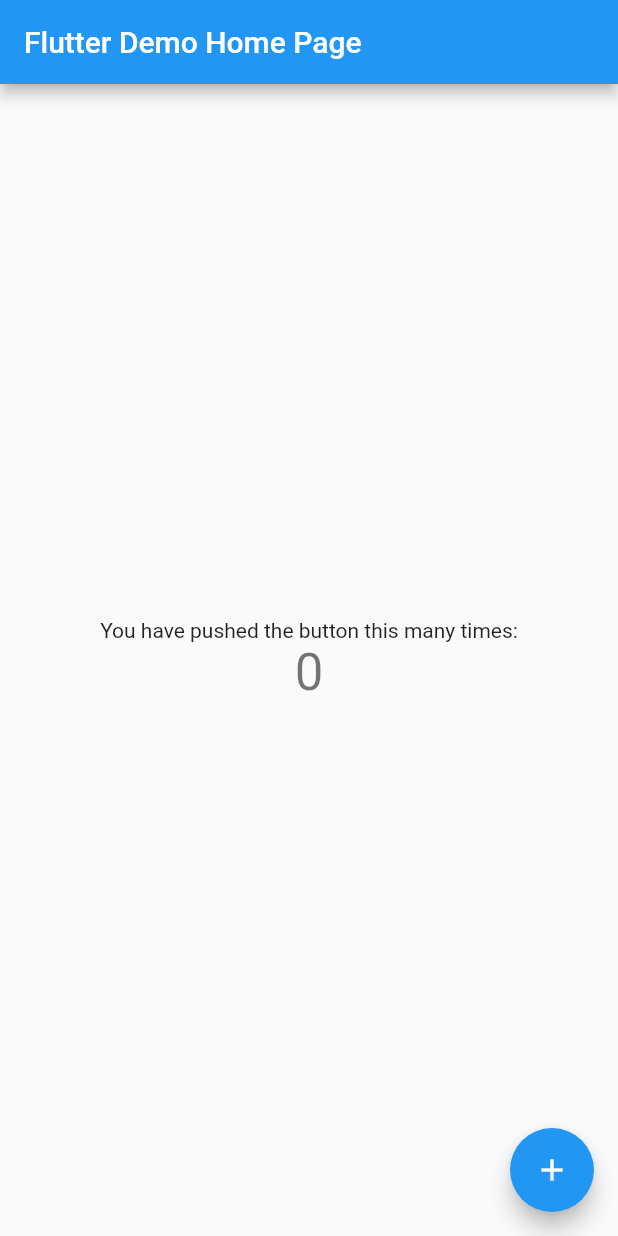
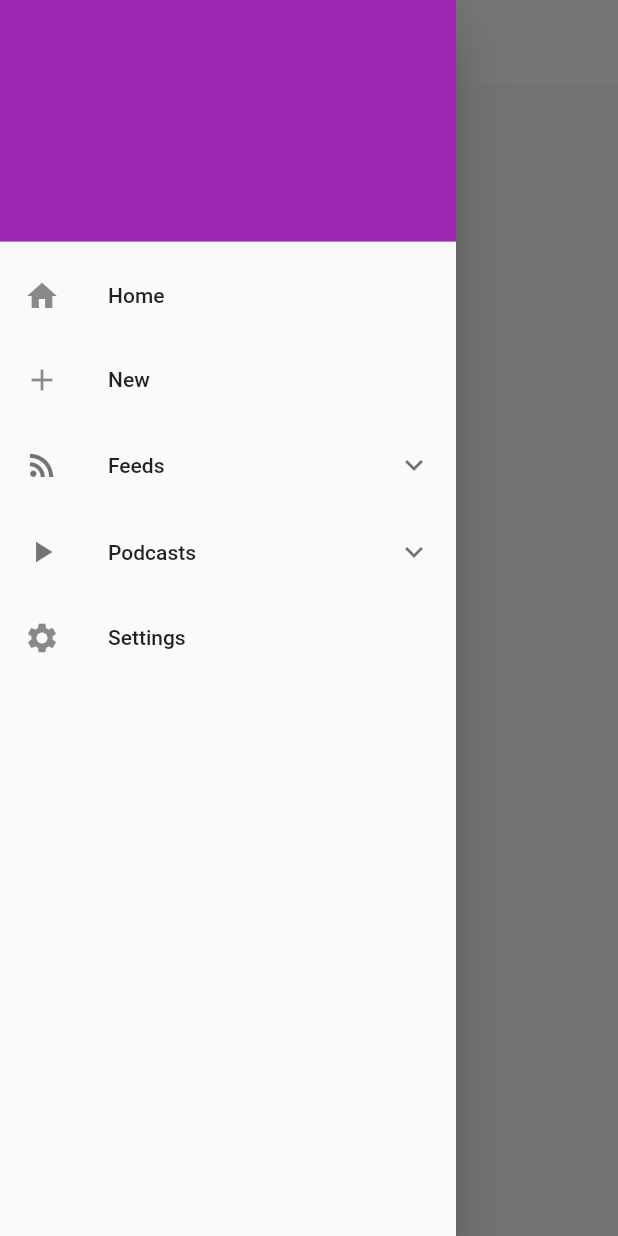
Before and after one commit to dpn982/hackerfeed, a Flutter app: the screen it shows after launch, with the side drawer open (before the commit the screen has no drawer), on a phone screen of 412 x 824 dp. Run offline on Flutter 3.47's test engine with Material 2 defaults, Android fonts, the phone set to English and light mode, and no system bars; our stand-ins replace shared_preferences.

Commit message:
Add navigation drawer

```diff
--- a/lib/main.dart
+++ b/lib/main.dart
@@ -1,117 +1,21 @@
 import 'package:flutter/material.dart';
+import 'package:hacker_feed/screens/home.dart';
 
 void main() {
   runApp(MyApp());
 }
 
 class MyApp extends StatelessWidget {
-  // This widget is the root of your application.
   @override
   Widget build(BuildContext context) {
     return MaterialApp(
-      title: 'Flutter Demo',
+      title: 'Hacker Feed',
       theme: ThemeData(
-        // This is the theme of your application.
-        //
-        // Try running your application with "flutter run". You'll see the
-        // application has a blue toolbar. Then, without quitting the app, try
-        // changing the primarySwatch below to Colors.green and then invoke
-        // "hot reload" (press "r" in the console where you ran "flutter run",
-        // or simply save your changes to "hot reload" in a Flutter IDE).
-        // Notice that the counter didn't reset back to zero; the application
-        // is not restarted.
-        primarySwatch: Colors.blue,
-        // This makes the visual density adapt to the platform that you run
-        // the app on. For desktop platforms, the controls will be smaller and
-        // closer together (more dense) than on mobile platforms.
+        primaryColor: Colors.white,
+        primaryTextTheme: TextTheme(headline6: TextStyle(color: Colors.black)),
         visualDensity: VisualDensity.adaptivePlatformDensity,
       ),
-      home: MyHomePage(title: 'Flutter Demo Home Page'),
+      home: MyHomePage(),
     );
   }
 }
-
-class MyHomePage extends StatefulWidget {
-  MyHomePage({Key key, this.title}) : super(key: key);
-
-  // This widget is the home page of your application. It is stateful, meaning
-  // that it has a State object (defined below) that contains fields that affect
-  // how it looks.
-
-  // This class is the configuration for the state. It holds the values (in this
-  // case the title) provided by the parent (in this case the App widget) and
-  // used by the build method of the State. Fields in a Widget subclass are
-  // always marked "final".
-
-  final String title;
-
-  @override
-  _MyHomePageState createState() => _MyHomePageState();
-}
-
-class _MyHomePageState extends State<MyHomePage> {
-  int _counter = 0;
-
-  void _incrementCounter() {
-    setState(() {
-      // This call to setState tells the Flutter framework that something has
-      // changed in this State, which causes it to rerun the build method below
-      // so that the display can reflect the updated values. If we changed
-      // _counter without calling setState(), then the build method would not be
-      // called again, and so nothing would appear to happen.
-      _counter++;
-    });
-  }
-
-  @override
-  Widget build(BuildContext context) {
-    // This method is rerun every time setState is called, for instance as done
-    // by the _incrementCounter method above.
-    //
-    // The Flutter framework has been optimized to make rerunning build methods
-    // fast, so that you can just rebuild anything that needs updating rather
-    // than having to individually change instances of widgets.
-    return Scaffold(
-      appBar: AppBar(
-        // Here we take the value from the MyHomePage object that was created by
-        // the App.build method, and use it to set our appbar title.
-        title: Text(widget.title),
-      ),
-      body: Center(
-        // Center is a layout widget. It takes a single child and positions it
-        // in the middle of the parent.
-        child: Column(
-          // Column is also a layout widget. It takes a list of children and
-          // arranges them vertically. By default, it sizes itself to fit its
-          // children horizontally, and tries to be as tall as its parent.
-          //
-          // Invoke "debug painting" (press "p" in the console, choose the
-          // "Toggle Debug Paint" action from the Flutter Inspector in Android
-          // Studio, or the "Toggle Debug Paint" command in Visual Studio Code)
-          // to see the wireframe for each widget.
-          //
-          // Column has various properties to control how it sizes itself and
-          // how it positions its children. Here we use mainAxisAlignment to
-          // center the children vertically; the main axis here is the vertical
-          // axis because Columns are vertical (the cross axis would be
-          // horizontal).
-          mainAxisAlignment: MainAxisAlignment.center,
-          children: <Widget>[
-            Text(
-              'You have pushed the button this many times:',
-            ),
-            Text(
-              '$_counter',
-              style: Theme.of(context).textTheme.headline4,
-            ),
-          ],
-        ),
-      ),
-      floatingActionButton: FloatingActionButton(
-        onPressed: _incrementCounter,
-        tooltip: 'Increment',
-        child: Icon(Icons.add),
-      ), // This trailing comma makes auto-formatting nicer for build methods.
-    );
-  }
-}
--- /dev/null
+++ b/lib/screens/home.dart
@@ -0,0 +1,30 @@
+import 'package:flutter/material.dart';
+import 'package:hacker_feed/widget/navigation_drawer.dart';
+
+class MyHomePage extends StatefulWidget {
+  MyHomePage({Key key}) : super(key: key);
+
+  @override
+  _MyHomePageState createState() => _MyHomePageState();
+}
+
+class _MyHomePageState extends State<MyHomePage> {
+
+  @override
+  Widget build(BuildContext context) {
+    return Scaffold(
+      drawer: NavDrawer(),
+      appBar: AppBar(
+        elevation: 0.0,
+        title: Text("Hacker Feed"),
+      ),
+      body: Center(
+        child: Column(
+          mainAxisAlignment: MainAxisAlignment.center,
+          children: <Widget>[
+          ],
+        ),
+      ),
+    );
+  }
+}
--- /dev/null
+++ b/lib/screens/settings.dart
@@ -0,0 +1,33 @@
+import 'package:flutter/material.dart';
+import 'package:shared_preferences/shared_preferences.dart';
+
+class SettingsScreen extends StatefulWidget {
+  @override
+  _SettingsScreenState createState() => _SettingsScreenState();
+}
+
+class _SettingsScreenState extends State<SettingsScreen> {
+  SharedPreferences prefs;
+
+  Future<void> loadSharedPreferences() async {
+    Future<SharedPreferences> _prefs = SharedPreferences.getInstance();
+    prefs = await _prefs;
+  }
+
+  @override
+  Widget build(BuildContext context) {
+    loadSharedPreferences();
+
+    return Scaffold(
+      appBar: AppBar(
+        title: Text("Settings"),
+        backgroundColor: Colors.purple,
+      ),
+      body: ListView(
+        children: <Widget>[
+          ListTile(),
+        ],
+      ),
+    );
+  }
+}
--- /dev/null
+++ b/lib/widget/navigation_drawer.dart
@@ -0,0 +1,98 @@
+import 'package:flutter/material.dart';
+import 'package:hacker_feed/screens/settings.dart';
+
+class NavDrawer extends StatelessWidget {
+  @override
+  Widget build(BuildContext context) {
+    return Drawer(
+      child: Container(
+        child: ListView(
+          padding: EdgeInsets.zero,
+          children: <Widget>[
+            DrawerHeader(
+              child: Text(''),
+              decoration: BoxDecoration(
+                color: Colors.purple,
+              ),
+            ),
+            ListTile(
+              leading: Icon(
+                Icons.home,
+              ),
+              title: Text(
+                "Home",
+                style: TextStyle(),
+              ),
+              onTap: () {},
+            ),
+            ListTile(
+              leading: Icon(
+                Icons.add,
+              ),
+              title: Text(
+                "New",
+                style: TextStyle(),
+              ),
+              onTap: () {},
+            ),
+            ExpansionTile(
+              leading: Icon(Icons.rss_feed),
+              title: Text("Feeds"),
+              children: [
+                Padding(
+                  padding: const EdgeInsets.only(left: 15.0),
+                  child: ListTile(
+                    leading: Icon(
+                      Icons.rss_feed,
+                    ),
+                    title: Text(
+                      "Feed1",
+                      style: TextStyle(),
+                    ),
+                    onTap: () {},
+                  ),
+                ),
+              ],
+            ),
+            ExpansionTile(
+              leading: Icon(Icons.play_arrow),
+              title: Text("Podcasts"),
+              children: [
+                Padding(
+                  padding: const EdgeInsets.only(left: 15.0),
+                  child: ListTile(
+                    leading: Icon(
+                      Icons.play_circle_outline,
+                    ),
+                    title: Text(
+                      "Podcast1",
+                      style: TextStyle(),
+                    ),
+                    onTap: () {},
+                  ),
+                ),
+              ],
+            ),
+            ListTile(
+              leading: Icon(
+                Icons.settings,
+              ),
+              title: Text(
+                "Settings",
+                style: TextStyle(),
+              ),
+              onTap: () {
+                Navigator.pop(context);
+                Navigator.push(
+                    context,
+                    MaterialPageRoute(
+                      builder: (context) => new SettingsScreen(),
+                    ));
+              },
+            ),
+          ],
+        ),
+      ),
+    );
+  }
+}
--- a/pubspec.yaml
+++ b/pubspec.yaml
@@ -33,6 +33,7 @@ dependencies:
   url_launcher: ^5.5.0
   upgrader: ^2.4.0
   font_awesome_flutter: ^8.8.1
+  shared_preferences: ^0.5.8
 
 dev_dependencies:
   flutter_test:
```
Also changed, not shown: pubspec.lock.
